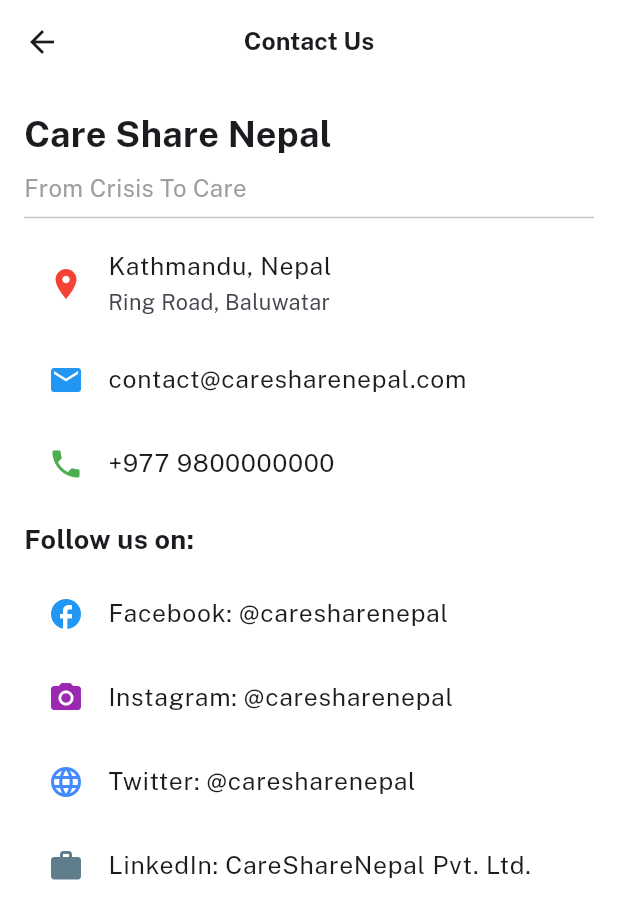
After one commit to Brinda777/careshare-mobile, a Flutter app: the ContactUsScreen screen opened by its route, on a phone screen of 412 x 824 dp. The commit adds this screen. Shown: the top 919 px of the screen. Run offline on Flutter 3.47's test engine with Material 3 defaults, Android fonts, the phone set to English and light mode, and no system bars; our stand-ins replace bloc, dio, dotted_border, flutter_bloc, flutter_screenutil, flutter_svg and 6 more; missing offline and left inert: fresh_dio; statements that could not run were skipped.

Commit message:
Contact Us

```diff
--- a/lib/feature/home/presentation/view/screens/emergency_detail_screen.dart
+++ b/lib/feature/home/presentation/view/screens/emergency_detail_screen.dart
@@ -125,7 +125,7 @@ class _EmergencyDetailScreenState extends State<EmergencyDetailScreen> {
                           ),
                           8.verticalSpace,
                           AppButton(
-                            text: 'Became a volunteer',
+                            text: 'Become a volunteer',
                             onPressed: () {
                               Navigator.pushNamed(
                                 context,
--- a/lib/feature/profile/presentation/view/profile_base_view.dart
+++ b/lib/feature/profile/presentation/view/profile_base_view.dart
@@ -156,6 +156,18 @@ class _ProfileBaseViewState extends State<ProfileBaseView> {
                       );
                     },
                   ),
+                  16.verticalSpace,
+                  const Divider(),
+                  16.verticalSpace,
+                  ProfileTabWIdget(
+                    title: 'Contact Us',
+                    onTap: () {
+                      Navigator.pushNamed(
+                        context,
+                        AppRouter.contactUsScreen,
+                      );
+                    },
+                  ),
                 ],
               ),
             ),
--- /dev/null
+++ b/lib/feature/profile/presentation/view/screens/contact_us_screen.dart
@@ -0,0 +1,86 @@
+import 'package:care_share_nepal/core/imports/ui_imports.dart';
+
+class ContactUsScreen extends StatelessWidget {
+  const ContactUsScreen({super.key});
+
+  @override
+  Widget build(BuildContext context) {
+    return Scaffold(
+      appBar: AppBar(
+        backgroundColor: Colors.transparent,
+        elevation: 0,
+        title: const Text(
+          "Contact Us",
+          style: TextStyle(
+            // fontSize: 20.sp,
+            fontWeight: FontWeight.w700,
+          ),
+        ),
+        centerTitle: true,
+      ),
+      body: Padding(
+        padding: const EdgeInsets.all(16.0),
+        child: Column(
+          crossAxisAlignment: CrossAxisAlignment.start,
+          children: [
+            // Company Name & Description
+            const Text(
+              "Care Share Nepal",
+              style: TextStyle(fontSize: 24, fontWeight: FontWeight.bold),
+            ),
+            const SizedBox(height: 8),
+            const Text(
+              "From Crisis To Care",
+              style: TextStyle(fontSize: 16, color: Colors.grey),
+            ),
+            const Divider(),
+
+            // Location
+            const ListTile(
+              leading: Icon(Icons.location_on, color: Colors.red),
+              title: Text("Kathmandu, Nepal"),
+              subtitle: Text("Ring Road, Baluwatar"),
+            ),
+
+            // Email
+            const ListTile(
+              leading: Icon(Icons.email, color: Colors.blue),
+              title: Text("contact@caresharenepal.com"),
+            ),
+
+            // Phone
+            const ListTile(
+              leading: Icon(Icons.phone, color: Colors.green),
+              title: Text("+977 9800000000"),
+            ),
+
+            const SizedBox(height: 10),
+
+            // Social Media
+            const Text(
+              "Follow us on:",
+              style: TextStyle(fontSize: 18, fontWeight: FontWeight.bold),
+            ),
+            const SizedBox(height: 8),
+            const ListTile(
+              leading: Icon(Icons.facebook, color: Colors.blue),
+              title: Text("Facebook: @caresharenepal"),
+            ),
+            const ListTile(
+              leading: Icon(Icons.camera_alt, color: Colors.purple),
+              title: Text("Instagram: @caresharenepal"),
+            ),
+            const ListTile(
+              leading: Icon(Icons.language, color: Colors.blueAccent),
+              title: Text("Twitter: @caresharenepal"),
+            ),
+            const ListTile(
+              leading: Icon(Icons.work, color: Colors.blueGrey),
+              title: Text("LinkedIn: CareShareNepal Pvt. Ltd."),
+            ),
+          ],
+        ),
+      ),
+    );
+  }
+}
--- a/lib/route/app_route.dart
+++ b/lib/route/app_route.dart
@@ -9,6 +9,7 @@ import 'package:care_share_nepal/feature/home/presentation/view/screens/donate_f
 import 'package:care_share_nepal/feature/home/presentation/view/screens/emergency_detail_screen.dart';
 import 'package:care_share_nepal/feature/notification/view/notification_base_view.dart';
 import 'package:care_share_nepal/feature/profile/presentation/view/screens/change_password_screen.dart';
+import 'package:care_share_nepal/feature/profile/presentation/view/screens/contact_us_screen.dart';
 import 'package:care_share_nepal/feature/profile/presentation/view/screens/edit_profile_form.dart';
 import 'package:care_share_nepal/feature/report_disaster/view/report_disaster_screen.dart';
 import 'package:care_share_nepal/feature/on_boarding/presentation/view/onboarding_base_view.dart';
@@ -48,6 +49,7 @@ class AppRouter {
   static const String notificationScreen = '/notificationScreen';
   static const String editProfileFormScreen = '/editProfileFormScreen';
   static const String changePasswordScreen = '/changePasswordScreen';
+  static const String contactUsScreen = '/contactUsScreen';
   static const String paymentSuccessScreen = '/paymentSuccessScreen';
   static const String paymentFailedScreen = '/paymentFailedScreen';
   static const String historyScreen = '/historyScreen';
@@ -118,6 +120,11 @@ class AppRouter {
       case changePasswordScreen:
         return MaterialPageRoute(
           builder: (_) => const ChangePasswordWidget(),
+        );
+
+      case contactUsScreen:
+        return MaterialPageRoute(
+          builder: (_) => const ContactUsScreen(),
         );
 
       case setNewPasswordScreen:
```
